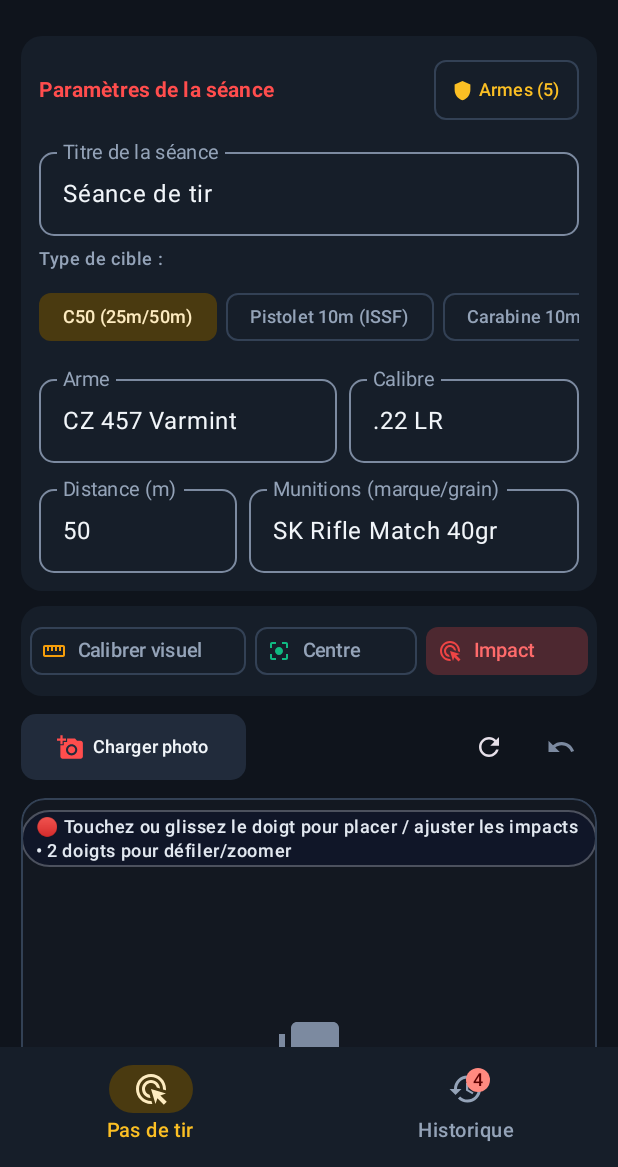
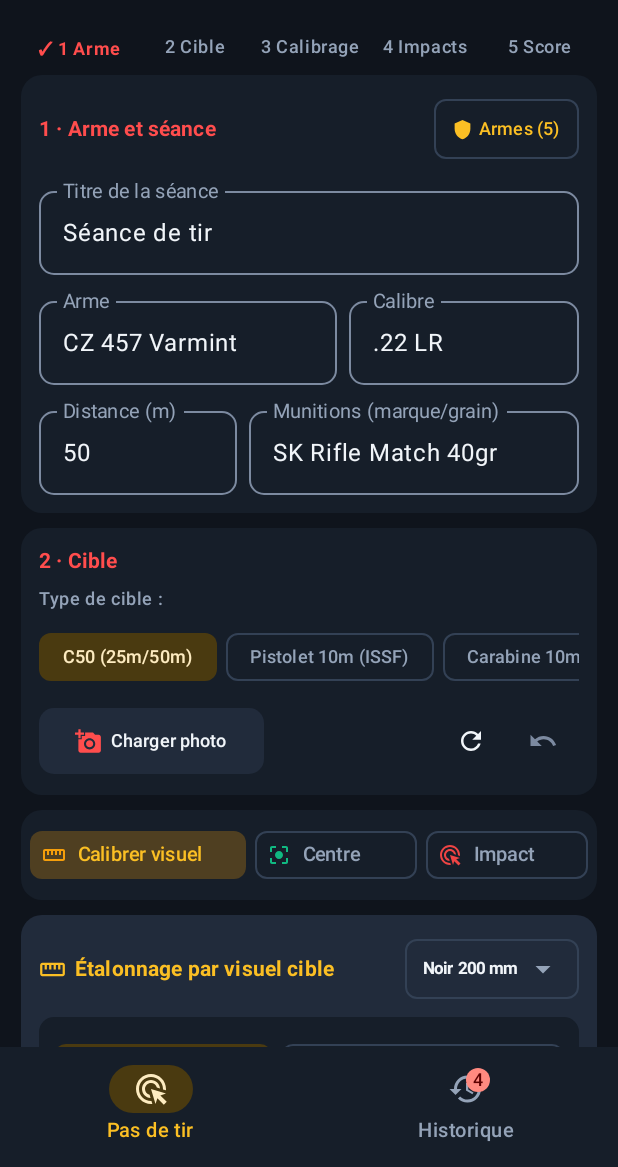
Before and after one commit to Gauvainb/ShootR, an Android app built with Jetpack Compose: the screen it shows after launch (MainActivity), on a phone screen of 412 x 824 dp, the part 69-1236 px from its top. Run offline under Robolectric (Android 15) with nearby library versions, the phone set to English and light mode, and no system bars; libraries missing offline, so code that uses them is left out: coil.compose, coil.request.

Commit message:
feat(ui): shooting flow in order: weapon, target, calibration, impacts, score
- Screen sections follow the order of use: 1 weapon and session, 2 target and photo,
  3 calibration (mode and calibration panel), canvas, 4 impact list, 5 score and telemetry,
  then save. Calibration no longer comes before the photo is loaded.
- Step strip at the top of the screen, with a check mark on each completed step.
- Starts on calibration mode, then impact placement once the scale is known.

Co-authored-by: OpenBot <335604065+openbotgit[bot]@users.noreply.github.com>

```diff
--- a/app/src/main/java/com/example/MainActivity.kt
+++ b/app/src/main/java/com/example/MainActivity.kt
@@ -323,7 +323,8 @@ fun ShootRApp(
     }
 
     // 4. Canvas interaction state
-    var activeMode by remember { mutableStateOf(AnnotationMode.IMPACT) }
+    // Le parcours commence par le calibrage : la photo et le visuel d'abord, les impacts ensuite.
+    var activeMode by remember { mutableStateOf(AnnotationMode.CALIBRATE) }
     var scale by remember { mutableFloatStateOf(1f) }
     var offset by remember { mutableStateOf(Offset.Zero) }
     var canvasWidthPx by remember { mutableFloatStateOf(1000f) }
@@ -1395,7 +1396,15 @@ fun ShootRApp(
                             }
                         }
 
-                        // 1. CARACTÉRISATION DE LA SÉANCE & TYPE DE CIBLE
+                        // Parcours : 1 arme, 2 cible, 3 calibrage, 4 lecture des impacts, 5 score
+                        ShootingStepper(
+                            weaponReady = weaponNameInput.isNotBlank(),
+                            targetReady = selectedImageUri != null,
+                            calibrated = pixelPerMm > 0f,
+                            impactsReady = impactsList.isNotEmpty()
+                        )
+
+                        // 1 · Arme et séance
                         Card(
                             modifier = Modifier.fillMaxWidth().testTag("session_characterization_card"),
                             shape = RoundedCornerShape(14.dp),
@@ -1408,7 +1417,7 @@ fun ShootRApp(
                                     verticalAlignment = Alignment.CenterVertically
                                 ) {
                                     Text(
-                                        text = "Paramètres de la séance",
+                                        text = "1 · Arme et séance",
                                         style = MaterialTheme.typography.titleSmall,
                                         fontWeight = FontWeight.Bold,
                                         color = MaterialTheme.colorScheme.primary
@@ -1434,38 +1443,6 @@ fun ShootRApp(
                                     modifier = Modifier.fillMaxWidth(),
                                     shape = RoundedCornerShape(10.dp)
                                 )
-
-                                // Type de cible avec Reconnaissance Auto Badge
-                                Row(
-                                    modifier = Modifier.fillMaxWidth(),
-                                    horizontalArrangement = Arrangement.SpaceBetween,
-                                    verticalAlignment = Alignment.CenterVertically
-                                ) {
-                                    Text("Type de cible :", style = MaterialTheme.typography.labelSmall, color = MaterialTheme.colorScheme.onSurfaceVariant)
-                                    if (detectedTargetResult?.visualFound == true) {
-                                        Text(
-                                            text = "🎯 Visuel repéré",
-                                            fontSize = 12.sp,
-                                            fontWeight = FontWeight.Bold,
-                                            color = MaterialTheme.colorScheme.secondary
-                                        )
-                                    }
-                                }
-
-                                LazyRow(horizontalArrangement = Arrangement.spacedBy(6.dp)) {
-                                    items(targetTypeOptions) { target ->
-                                        FilterChip(
-                                            selected = targetTypeInput == target,
-                                            onClick = {
-                                                targetTypeInput = target
-                                                if (target.contains("10m")) distanceInput = "10"
-                                                else if (target.contains("200m")) distanceInput = "200"
-                                            },
-                                            label = { Text(target, fontSize = 12.sp) }
-                                        )
-                                    }
-                                }
-
                                 Row(modifier = Modifier.fillMaxWidth(), horizontalArrangement = Arrangement.spacedBy(8.dp)) {
                                     OutlinedTextField(
                                         value = weaponNameInput,
@@ -1505,6 +1482,128 @@ fun ShootRApp(
                                         modifier = Modifier.weight(1.5f),
                                         shape = RoundedCornerShape(10.dp)
                                     )
+                                }
+                            }
+                        }
+
+                        // 2 · Cible : type de cible puis photo
+                        Card(
+                            modifier = Modifier.fillMaxWidth().testTag("target_card"),
+                            shape = RoundedCornerShape(14.dp),
+                            colors = CardDefaults.cardColors(containerColor = MaterialTheme.colorScheme.surface)
+                        ) {
+                            Column(modifier = Modifier.padding(12.dp), verticalArrangement = Arrangement.spacedBy(8.dp)) {
+                                Text(
+                                    text = "2 · Cible",
+                                    style = MaterialTheme.typography.titleSmall,
+                                    fontWeight = FontWeight.Bold,
+                                    color = MaterialTheme.colorScheme.primary
+                                )
+                                // Type de cible avec Reconnaissance Auto Badge
+                                Row(
+                                    modifier = Modifier.fillMaxWidth(),
+                                    horizontalArrangement = Arrangement.SpaceBetween,
+                                    verticalAlignment = Alignment.CenterVertically
+                                ) {
+                                    Text("Type de cible :", style = MaterialTheme.typography.labelSmall, color = MaterialTheme.colorScheme.onSurfaceVariant)
+                                    if (detectedTargetResult?.visualFound == true) {
+                                        Text(
+                                            text = "🎯 Visuel repéré",
+                                            fontSize = 12.sp,
+                                            fontWeight = FontWeight.Bold,
+                                            color = MaterialTheme.colorScheme.secondary
+                                        )
+                                    }
+                                }
+
+                                LazyRow(horizontalArrangement = Arrangement.spacedBy(6.dp)) {
+                                    items(targetTypeOptions) { target ->
+                                        FilterChip(
+                                            selected = targetTypeInput == target,
+                                            onClick = {
+                                                targetTypeInput = target
+                                                if (target.contains("10m")) distanceInput = "10"
+                                                else if (target.contains("200m")) distanceInput = "200"
+                                            },
+                                            label = { Text(target, fontSize = 12.sp) }
+                                        )
+                                    }
+                                }
+                        // 3. PHOTO LOADER & RECONNAISSANCE AUTOMATIQUE
+                        Row(
+                            modifier = Modifier.fillMaxWidth(),
+                            horizontalArrangement = Arrangement.SpaceBetween,
+                            verticalAlignment = Alignment.CenterVertically
+                        ) {
+                            Row(horizontalArrangement = Arrangement.spacedBy(6.dp)) {
+                                Button(
+                                    onClick = { photoPickerLauncher.launch("image/*") },
+                                    modifier = Modifier.height(44.dp).testTag("load_photo_button"),
+                                    shape = RoundedCornerShape(10.dp),
+                                    colors = ButtonDefaults.buttonColors(containerColor = MaterialTheme.colorScheme.surfaceVariant)
+                                ) {
+                                    Icon(imageVector = Icons.Default.AddAPhoto, contentDescription = null, tint = MaterialTheme.colorScheme.primary, modifier = Modifier.size(18.dp))
+                                    Spacer(modifier = Modifier.width(6.dp))
+                                    Text(
+                                        text = if (selectedImageUri != null) "Changer photo" else "Charger photo",
+                                        fontSize = 12.sp,
+                                        fontWeight = FontWeight.SemiBold,
+                                        color = MaterialTheme.colorScheme.onSurface
+                                    )
+                                }
+
+                                // Bouton Scanner / Reconnaissance Cible
+                                if (selectedImageUri != null) {
+                                    OutlinedButton(
+                                        onClick = { analyzeSelectedPhoto() },
+                                        enabled = !isAnalyzingTarget,
+                                        modifier = Modifier.height(44.dp),
+                                        shape = RoundedCornerShape(10.dp)
+                                    ) {
+                                        Icon(imageVector = Icons.Default.AutoAwesome, contentDescription = null, tint = MaterialTheme.colorScheme.secondary, modifier = Modifier.size(16.dp))
+                                        Spacer(modifier = Modifier.width(4.dp))
+                                        Text("Scanner cible", fontSize = 12.sp, color = MaterialTheme.colorScheme.secondary)
+                                    }
+
+                                    Spacer(modifier = Modifier.width(6.dp))
+
+                                    OutlinedButton(
+                                        onClick = { detectImpactsOnPhoto() },
+                                        enabled = !isDetectingImpacts,
+                                        modifier = Modifier.height(44.dp).testTag("detect_impacts_button"),
+                                        shape = RoundedCornerShape(10.dp)
+                                    ) {
+                                        if (isDetectingImpacts) {
+                                            CircularProgressIndicator(modifier = Modifier.size(16.dp), strokeWidth = 2.dp)
+                                        } else {
+                                            Icon(imageVector = Icons.Default.AdsClick, contentDescription = null, tint = MaterialTheme.colorScheme.primary, modifier = Modifier.size(16.dp))
+                                        }
+                                        Spacer(modifier = Modifier.width(4.dp))
+                                        Text(
+                                            text = if (isDetectingImpacts) "Détection…" else "Détecter impacts",
+                                            fontSize = 12.sp,
+                                            color = MaterialTheme.colorScheme.primary
+                                        )
+                                    }
+                                }
+                            }
+
+                            Row(verticalAlignment = Alignment.CenterVertically) {
+                                IconButton(onClick = { scale = 1f; offset = Offset.Zero }) {
+                                    Icon(imageVector = Icons.Default.Refresh, contentDescription = "Réinitialiser le zoom", modifier = Modifier.size(20.dp))
+                                }
+                                IconButton(
+                                    onClick = { if (impactsList.isNotEmpty()) impactsList.removeAt(impactsList.lastIndex) },
+                                    enabled = impactsList.isNotEmpty()
+                                ) {
+                                    Icon(
+                                        imageVector = Icons.AutoMirrored.Filled.Undo,
+                                        contentDescription = "Annuler le dernier coup",
+                                        tint = if (impactsList.isNotEmpty()) MaterialTheme.colorScheme.primary else MaterialTheme.colorScheme.outline,
+                                        modifier = Modifier.size(20.dp)
+                                    )
+                                }
+                            }
                         }
                             }
                         }
@@ -1577,83 +1676,6 @@ fun ShootRApp(
                                     Toast.makeText(context, "Étalonnage validé ! Vous pouvez placer vos impacts.", Toast.LENGTH_SHORT).show()
                                 }
                             )
-                        }
-
-                        // 3. PHOTO LOADER & RECONNAISSANCE AUTOMATIQUE
-                        Row(
-                            modifier = Modifier.fillMaxWidth(),
-                            horizontalArrangement = Arrangement.SpaceBetween,
-                            verticalAlignment = Alignment.CenterVertically
-                        ) {
-                            Row(horizontalArrangement = Arrangement.spacedBy(6.dp)) {
-                                Button(
-                                    onClick = { photoPickerLauncher.launch("image/*") },
-                                    modifier = Modifier.height(44.dp).testTag("load_photo_button"),
-                                    shape = RoundedCornerShape(10.dp),
-                                    colors = ButtonDefaults.buttonColors(containerColor = MaterialTheme.colorScheme.surfaceVariant)
-                                ) {
-                                    Icon(imageVector = Icons.Default.AddAPhoto, contentDescription = null, tint = MaterialTheme.colorScheme.primary, modifier = Modifier.size(18.dp))
-                                    Spacer(modifier = Modifier.width(6.dp))
-                                    Text(
-                                        text = if (selectedImageUri != null) "Changer photo" else "Charger photo",
-                                        fontSize = 12.sp,
-                                        fontWeight = FontWeight.SemiBold,
-                                        color = MaterialTheme.colorScheme.onSurface
-                                    )
-                                }
-
-                                // Bouton Scanner / Reconnaissance Cible
-                                if (selectedImageUri != null) {
-                                    OutlinedButton(
-                                        onClick = { analyzeSelectedPhoto() },
-                                        enabled = !isAnalyzingTarget,
-                                        modifier = Modifier.height(44.dp),
-                                        shape = RoundedCornerShape(10.dp)
-                                    ) {
-                                        Icon(imageVector = Icons.Default.AutoAwesome, contentDescription = null, tint = MaterialTheme.colorScheme.secondary, modifier = Modifier.size(16.dp))
-                                        Spacer(modifier = Modifier.width(4.dp))
-                                        Text("Scanner cible", fontSize = 12.sp, color = MaterialTheme.colorScheme.secondary)
-                                    }
-
-                                    Spacer(modifier = Modifier.width(6.dp))
-
-                                    OutlinedButton(
-                                        onClick = { detectImpactsOnPhoto() },
-                                        enabled = !isDetectingImpacts,
-                                        modifier = Modifier.height(44.dp).testTag("detect_impacts_button"),
-                                        shape = RoundedCornerShape(10.dp)
-                                    ) {
-                                        if (isDetectingImpacts) {
-                                            CircularProgressIndicator(modifier = Modifier.size(16.dp), strokeWidth = 2.dp)
-                                        } else {
-                                            Icon(imageVector = Icons.Default.AdsClick, contentDescription = null, tint = MaterialTheme.colorScheme.primary, modifier = Modifier.size(16.dp))
-                                        }
-                                        Spacer(modifier = Modifier.width(4.dp))
-                                        Text(
-                                            text = if (isDetectingImpacts) "Détection…" else "Détecter impacts",
-                                            fontSize = 12.sp,
-                                            color = MaterialTheme.colorScheme.primary
-                                        )
-                                    }
-                                }
-                            }
-
-                            Row(verticalAlignment = Alignment.CenterVertically) {
-                                IconButton(onClick = { scale = 1f; offset = Offset.Zero }) {
-                                    Icon(imageVector = Icons.Default.Refresh, contentDescription = "Réinitialiser le zoom", modifier = Modifier.size(20.dp))
-                                }
-                                IconButton(
-                                    onClick = { if (impactsList.isNotEmpty()) impactsList.removeAt(impactsList.lastIndex) },
-                                    enabled = impactsList.isNotEmpty()
-                                ) {
-                                    Icon(
-                                        imageVector = Icons.AutoMirrored.Filled.Undo,
-                                        contentDescription = "Annuler le dernier coup",
-                                        tint = if (impactsList.isNotEmpty()) MaterialTheme.colorScheme.primary else MaterialTheme.colorScheme.outline,
-                                        modifier = Modifier.size(20.dp)
-                                    )
-                                }
-                            }
                         }
 
                         // 4. CANEVAS AVEC PHOTO ET OVERLAYS
@@ -2927,3 +2949,36 @@ private fun ScoreLegendItem(color: Color, label: String, count: Int) {
         )
     }
 }
+
+/**
+ * Trace du parcours de saisie : chaque étape passe au vert ✓ quand elle est faite.
+ * Ordre fixe : arme, cible, calibrage, lecture des impacts, score.
+ */
+@Composable
+private fun ShootingStepper(
+    weaponReady: Boolean,
+    targetReady: Boolean,
+    calibrated: Boolean,
+    impactsReady: Boolean
+) {
+    val steps = listOf(
+        "1 Arme" to weaponReady,
+        "2 Cible" to targetReady,
+        "3 Calibrage" to calibrated,
+        "4 Impacts" to impactsReady,
+        "5 Score" to impactsReady
+    )
+    Row(modifier = Modifier.fillMaxWidth(), horizontalArrangement = Arrangement.SpaceBetween) {
+        steps.forEach { (label, done) ->
+            Text(
+                text = if (done) "✓ $label" else label,
+                modifier = Modifier.weight(1f),
+                style = MaterialTheme.typography.labelSmall,
+                fontWeight = if (done) FontWeight.Bold else FontWeight.Medium,
+                color = if (done) MaterialTheme.colorScheme.primary else MaterialTheme.colorScheme.onSurfaceVariant,
+                textAlign = TextAlign.Center,
+                maxLines = 1
+            )
+        }
+    }
+}
```
Lines whose indentation alone changed are shown as unchanged.
